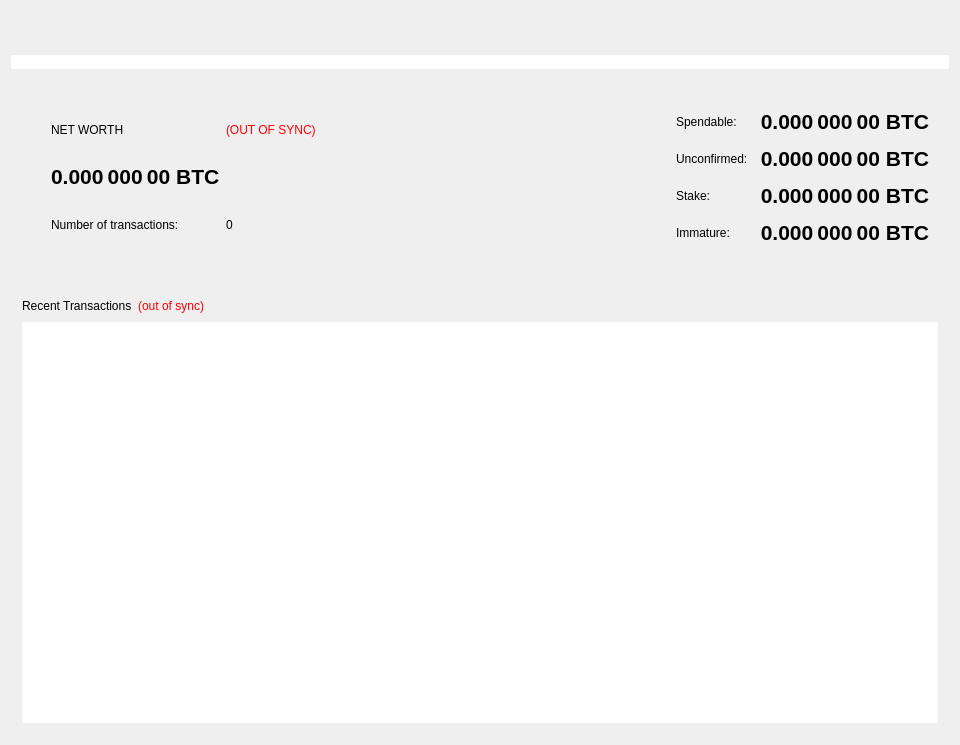
First picture: the form in src/qt/forms/overviewpage.ui, repository barrystyle/vestx, before the edit.
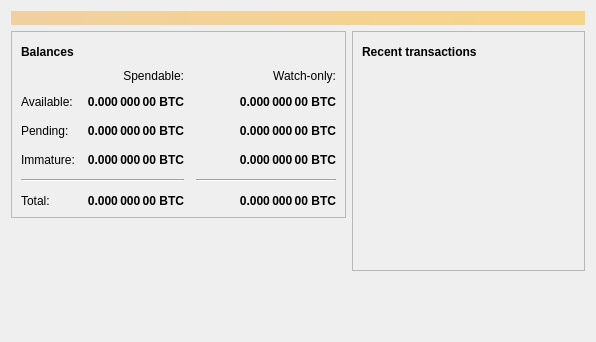
Second picture: the form after the edit. Icons and pictures are not drawn.

What changed in the file:
```diff
--- a/src/qt/forms/overviewpage.ui
+++ b/src/qt/forms/overviewpage.ui
@@ -6,174 +6,96 @@
    <rect>
     <x>0</x>
     <y>0</y>
-    <width>960</width>
-    <height>745</height>
+    <width>596</width>
+    <height>342</height>
    </rect>
   </property>
-  <property name="sizePolicy">
-   <sizepolicy hsizetype="Expanding" vsizetype="Preferred">
-    <horstretch>0</horstretch>
-    <verstretch>0</verstretch>
-   </sizepolicy>
-  </property>
-  <property name="minimumSize">
-   <size>
-    <width>960</width>
-    <height>0</height>
-   </size>
-  </property>
   <property name="windowTitle">
    <string>Form</string>
   </property>
-  <property name="styleSheet">
-   <string notr="true"/>
-  </property>
   <layout class="QVBoxLayout" name="topLayout">
-   <property name="spacing">
-    <number>30</number>
-   </property>
-   <item>
-    <widget class="QLabel" name="label">
-     <property name="text">
-      <string/>
-     </property>
-     <property name="pixmap">
-      <pixmap>:/images/res/images/pages/overview/overview-header.png</pixmap>
-     </property>
-    </widget>
-   </item>
-   <item>
-    <widget class="QWidget" name="OverviewPageContent" native="true">
-     <property name="styleSheet">
-      <string notr="true"/>
-     </property>
-     <layout class="QVBoxLayout" name="verticalLayout_5">
-      <property name="spacing">
-       <number>0</number>
-      </property>
-      <property name="leftMargin">
-       <number>0</number>
-      </property>
-      <property name="topMargin">
-       <number>0</number>
-      </property>
-      <property name="rightMargin">
-       <number>0</number>
-      </property>
-      <property name="bottomMargin">
-       <number>0</number>
-      </property>
       <item>
        <widget class="QLabel" name="labelAlerts">
         <property name="visible">
          <bool>true</bool>
         </property>
         <property name="styleSheet">
-         <string notr="true">background-color:  white;
-color: black;</string>
+      <string notr="true">QLabel { background-color: qlineargradient(x1: 0, y1: 0, x2: 1, y2: 0, stop:0 #F0D0A0, stop:1 #F8D488); color:#000000; }</string>
         </property>
         <property name="wordWrap">
          <bool>true</bool>
         </property>
         <property name="margin">
-         <number>7</number>
+      <number>3</number>
+     </property>
+     <property name="textInteractionFlags">
+      <set>Qt::TextSelectableByMouse</set>
         </property>
        </widget>
       </item>
       <item>
-       <layout class="QVBoxLayout" name="verticalLayout_6" stretch="0">
+    <layout class="QHBoxLayout" name="horizontalLayout" stretch="1,1">
         <item>
          <layout class="QVBoxLayout" name="verticalLayout_2">
           <item>
-           <widget class="QWidget" name="widget" native="true">
-            <layout class="QHBoxLayout" name="horizontalLayout">
-             <property name="leftMargin">
-              <number>20</number>
-             </property>
-             <property name="topMargin">
-              <number>40</number>
-             </property>
-             <property name="rightMargin">
-              <number>20</number>
-             </property>
-             <property name="bottomMargin">
-              <number>40</number>
-             </property>
+        <widget class="QFrame" name="frame">
+         <property name="frameShape">
+          <enum>QFrame::StyledPanel</enum>
+         </property>
+         <property name="frameShadow">
+          <enum>QFrame::Raised</enum>
+         </property>
+         <layout class="QVBoxLayout" name="verticalLayout_4">
              <item>
-              <layout class="QGridLayout" name="gridLayout_2">
-               <property name="leftMargin">
-                <number>20</number>
-               </property>
-               <item row="0" column="1">
-                <widget class="QLabel" name="labelWalletStatus">
-                 <property name="cursor">
-                  <cursorShape>WhatsThisCursor</cursorShape>
-                 </property>
-                 <property name="toolTip">
-                  <string>The displayed information may be out of date. Your wallet automatically synchronizes with the VESTX network after a connection is established, but this process has not completed yet.</string>
-                 </property>
-                 <property name="styleSheet">
-                  <string notr="true">QLabel { color: red; }</string>
-                 </property>
-                 <property name="text">
-                  <string notr="true">(OUT OF SYNC)</string>
-                 </property>
-                 <property name="alignment">
-                  <set>Qt::AlignLeading|Qt::AlignLeft|Qt::AlignVCenter</set>
-                 </property>
-                </widget>
-               </item>
-               <item row="0" column="0">
-                <widget class="QLabel" name="labelTotalText">
-                 <property name="text">
-                  <string>NET WORTH</string>
-                 </property>
-                </widget>
-               </item>
-               <item row="1" column="0">
-                <widget class="QLabel" name="labelTotal">
+           <layout class="QHBoxLayout" name="horizontalLayout_4">
+            <item>
+             <widget class="QLabel" name="label_5">
                  <property name="font">
                   <font>
-                   <pointsize>16</pointsize>
                    <weight>75</weight>
                    <bold>true</bold>
                   </font>
                  </property>
-                 <property name="cursor">
-                  <cursorShape>IBeamCursor</cursorShape>
+              <property name="text">
+               <string>Balances</string>
+              </property>
+             </widget>
+            </item>
+            <item>
+             <widget class="QPushButton" name="labelWalletStatus">
+              <property name="enabled">
+               <bool>true</bool>
+              </property>
+              <property name="maximumSize">
+               <size>
+                <width>30</width>
+                <height>16777215</height>
+               </size>
                  </property>
                  <property name="toolTip">
                   <string>Your current total balance</string>
                  </property>
                  <property name="text">
-                  <string notr="true">0.000 000 00 BTC</string>
-                 </property>
-                 <property name="alignment">
-                  <set>Qt::AlignLeading|Qt::AlignLeft|Qt::AlignVCenter</set>
-                 </property>
-                 <property name="textInteractionFlags">
-                  <set>Qt::TextSelectableByKeyboard|Qt::TextSelectableByMouse</set>
-                 </property>
-                </widget>
-               </item>
-               <item row="2" column="0">
-                <widget class="QLabel" name="labelNumberOfTransactionsText">
-                 <property name="text">
-                  <string>Number of transactions:</string>
-                 </property>
-                </widget>
-               </item>
-               <item row="2" column="1">
-                <widget class="QLabel" name="labelNumberOfTransactions">
-                 <property name="text">
-                  <string>0</string>
-                 </property>
-                </widget>
-               </item>
-              </layout>
+               <string/>
+              </property>
+              <property name="icon">
+               <iconset resource="../bitcoin.qrc">
+                <normaloff>:/icons/warning</normaloff>
+                <disabledoff>:/icons/warning</disabledoff>:/icons/warning</iconset>
+              </property>
+              <property name="iconSize">
+               <size>
+                <width>24</width>
+                <height>24</height>
+               </size>
+              </property>
+              <property name="flat">
+               <bool>true</bool>
+              </property>
+             </widget>
              </item>
              <item>
-              <spacer name="horizontalSpacer_2">
+             <spacer name="horizontalSpacer_3">
                <property name="orientation">
                 <enum>Qt::Horizontal</enum>
                </property>
@@ -185,33 +107,237 @@
                </property>
               </spacer>
              </item>
+           </layout>
+          </item>
              <item>
-              <layout class="QGridLayout" name="gridLayout" rowstretch="0,0,0,0" columnstretch="0,0,0">
+           <layout class="QGridLayout" name="gridLayout">
                <property name="spacing">
                 <number>12</number>
                </property>
+            <item row="2" column="2">
+             <widget class="QLabel" name="labelWatchPending">
+              <property name="font">
+               <font>
+                <weight>75</weight>
+                <bold>true</bold>
+               </font>
+              </property>
+              <property name="cursor">
+               <cursorShape>IBeamCursor</cursorShape>
+              </property>
+              <property name="toolTip">
+               <string>Unconfirmed transactions to watch-only addresses</string>
+              </property>
+              <property name="text">
+               <string notr="true">0.000 000 00 BTC</string>
+              </property>
+              <property name="alignment">
+               <set>Qt::AlignRight|Qt::AlignTrailing|Qt::AlignVCenter</set>
+              </property>
+              <property name="textInteractionFlags">
+               <set>Qt::LinksAccessibleByMouse|Qt::TextSelectableByKeyboard|Qt::TextSelectableByMouse</set>
+              </property>
+             </widget>
+            </item>
+            <item row="2" column="1">
+             <widget class="QLabel" name="labelUnconfirmed">
+              <property name="font">
+               <font>
+                <weight>75</weight>
+                <bold>true</bold>
+               </font>
+              </property>
+              <property name="cursor">
+               <cursorShape>IBeamCursor</cursorShape>
+              </property>
+              <property name="toolTip">
+               <string>Total of transactions that have yet to be confirmed, and do not yet count toward the spendable balance</string>
+              </property>
+              <property name="text">
+               <string notr="true">0.000 000 00 BTC</string>
+              </property>
+              <property name="alignment">
+               <set>Qt::AlignRight|Qt::AlignTrailing|Qt::AlignVCenter</set>
+              </property>
+              <property name="textInteractionFlags">
+               <set>Qt::LinksAccessibleByMouse|Qt::TextSelectableByKeyboard|Qt::TextSelectableByMouse</set>
+              </property>
+             </widget>
+            </item>
+            <item row="3" column="2">
+             <widget class="QLabel" name="labelWatchImmature">
+              <property name="font">
+               <font>
+                <weight>75</weight>
+                <bold>true</bold>
+               </font>
+              </property>
+              <property name="cursor">
+               <cursorShape>IBeamCursor</cursorShape>
+              </property>
+              <property name="toolTip">
+               <string>Mined balance in watch-only addresses that has not yet matured</string>
+              </property>
+              <property name="text">
+               <string notr="true">0.000 000 00 BTC</string>
+              </property>
+              <property name="alignment">
+               <set>Qt::AlignRight|Qt::AlignTrailing|Qt::AlignVCenter</set>
+              </property>
+              <property name="textInteractionFlags">
+               <set>Qt::LinksAccessibleByMouse|Qt::TextSelectableByKeyboard|Qt::TextSelectableByMouse</set>
+              </property>
+             </widget>
+            </item>
+            <item row="4" column="0" colspan="2">
+             <widget class="Line" name="line">
+              <property name="orientation">
+               <enum>Qt::Horizontal</enum>
+              </property>
+             </widget>
+            </item>
+            <item row="4" column="2">
+             <widget class="Line" name="lineWatchBalance">
+              <property name="sizePolicy">
+               <sizepolicy hsizetype="Preferred" vsizetype="Fixed">
+                <horstretch>0</horstretch>
+                <verstretch>0</verstretch>
+               </sizepolicy>
+              </property>
+              <property name="minimumSize">
+               <size>
+                <width>140</width>
+                <height>0</height>
+               </size>
+              </property>
+              <property name="orientation">
+               <enum>Qt::Horizontal</enum>
+              </property>
+             </widget>
+            </item>
+            <item row="5" column="0">
+             <widget class="QLabel" name="labelTotalText">
+              <property name="text">
+               <string>Total:</string>
+              </property>
+             </widget>
+            </item>
                <item row="3" column="1">
+             <widget class="QLabel" name="labelImmature">
+              <property name="font">
+               <font>
+                <weight>75</weight>
+                <bold>true</bold>
+               </font>
+              </property>
+              <property name="cursor">
+               <cursorShape>IBeamCursor</cursorShape>
+              </property>
+              <property name="toolTip">
+               <string>Mined balance that has not yet matured</string>
+              </property>
+              <property name="text">
+               <string notr="true">0.000 000 00 BTC</string>
+              </property>
+              <property name="alignment">
+               <set>Qt::AlignRight|Qt::AlignTrailing|Qt::AlignVCenter</set>
+              </property>
+              <property name="textInteractionFlags">
+               <set>Qt::LinksAccessibleByMouse|Qt::TextSelectableByKeyboard|Qt::TextSelectableByMouse</set>
+              </property>
+             </widget>
+            </item>
+            <item row="2" column="3">
+             <spacer name="horizontalSpacer_2">
+              <property name="orientation">
+               <enum>Qt::Horizontal</enum>
+              </property>
+              <property name="sizeHint" stdset="0">
+               <size>
+                <width>40</width>
+                <height>20</height>
+               </size>
+              </property>
+             </spacer>
+            </item>
+            <item row="3" column="0">
                 <widget class="QLabel" name="labelImmatureText">
                  <property name="text">
                   <string>Immature:</string>
                  </property>
                 </widget>
                </item>
-               <item row="0" column="1">
-                <widget class="QLabel" name="labelSpendable">
+            <item row="5" column="1">
+             <widget class="QLabel" name="labelTotal">
+              <property name="font">
+               <font>
+                <weight>75</weight>
+                <bold>true</bold>
+               </font>
+              </property>
+              <property name="cursor">
+               <cursorShape>IBeamCursor</cursorShape>
+              </property>
+              <property name="toolTip">
+               <string>Your current total balance</string>
+              </property>
                  <property name="text">
-                  <string>Spendable:</string>
+               <string notr="true">0.000 000 00 BTC</string>
                  </property>
                  <property name="alignment">
-                  <set>Qt::AlignLeading|Qt::AlignLeft|Qt::AlignVCenter</set>
+               <set>Qt::AlignRight|Qt::AlignTrailing|Qt::AlignVCenter</set>
+              </property>
+              <property name="textInteractionFlags">
+               <set>Qt::LinksAccessibleByMouse|Qt::TextSelectableByKeyboard|Qt::TextSelectableByMouse</set>
+              </property>
+             </widget>
+            </item>
+            <item row="5" column="2">
+             <widget class="QLabel" name="labelWatchTotal">
+              <property name="font">
+               <font>
+                <weight>75</weight>
+                <bold>true</bold>
+               </font>
+              </property>
+              <property name="cursor">
+               <cursorShape>IBeamCursor</cursorShape>
+              </property>
+              <property name="toolTip">
+               <string>Current total balance in watch-only addresses</string>
+              </property>
+              <property name="text">
+               <string notr="true">0.000 000 00 BTC</string>
+              </property>
+              <property name="alignment">
+               <set>Qt::AlignRight|Qt::AlignTrailing|Qt::AlignVCenter</set>
+              </property>
+              <property name="textInteractionFlags">
+               <set>Qt::LinksAccessibleByMouse|Qt::TextSelectableByKeyboard|Qt::TextSelectableByMouse</set>
                  </property>
                 </widget>
                </item>
                <item row="0" column="2">
+             <widget class="QLabel" name="labelWatchonly">
+              <property name="text">
+               <string>Watch-only:</string>
+              </property>
+              <property name="alignment">
+               <set>Qt::AlignRight|Qt::AlignTrailing|Qt::AlignVCenter</set>
+              </property>
+             </widget>
+            </item>
+            <item row="1" column="0">
+             <widget class="QLabel" name="labelBalanceText">
+              <property name="text">
+               <string>Available:</string>
+              </property>
+             </widget>
+            </item>
+            <item row="1" column="1">
                 <widget class="QLabel" name="labelBalance">
                  <property name="font">
                   <font>
-                   <pointsize>16</pointsize>
                    <weight>75</weight>
                    <bold>true</bold>
                   </font>
@@ -233,44 +359,10 @@
                  </property>
                 </widget>
                </item>
-               <item row="3" column="2">
-                <widget class="QLabel" name="labelImmature">
-                 <property name="font">
-                  <font>
-                   <pointsize>16</pointsize>
-                   <weight>75</weight>
-                   <bold>true</bold>
-                  </font>
-                 </property>
-                 <property name="cursor">
-                  <cursorShape>IBeamCursor</cursorShape>
-                 </property>
-                 <property name="toolTip">
-                  <string>Staked or masternode rewards that has not yet matured</string>
-                 </property>
-                 <property name="text">
-                  <string notr="true">0.000 000 00 BTC</string>
-                 </property>
-                 <property name="alignment">
-                  <set>Qt::AlignRight|Qt::AlignTrailing|Qt::AlignVCenter</set>
-                 </property>
-                 <property name="textInteractionFlags">
-                  <set>Qt::LinksAccessibleByMouse|Qt::TextSelectableByKeyboard|Qt::TextSelectableByMouse</set>
-                 </property>
-                </widget>
-               </item>
-               <item row="2" column="1">
-                <widget class="QLabel" name="labelStakeText">
-                 <property name="text">
-                  <string>Stake:</string>
-                 </property>
-                </widget>
-               </item>
                <item row="1" column="2">
-                <widget class="QLabel" name="labelUnconfirmed">
+             <widget class="QLabel" name="labelWatchAvailable">
                  <property name="font">
                   <font>
-                   <pointsize>16</pointsize>
                    <weight>75</weight>
                    <bold>true</bold>
                   </font>
@@ -292,114 +384,99 @@
                  </property>
                 </widget>
                </item>
-               <item row="2" column="2">
-                <widget class="QLabel" name="labelStake">
-                 <property name="font">
-                  <font>
-                   <pointsize>16</pointsize>
-                   <weight>75</weight>
-                   <bold>true</bold>
-                  </font>
-                 </property>
-                 <property name="cursor">
-                  <cursorShape>IBeamCursor</cursorShape>
-                 </property>
-                 <property name="toolTip">
-                  <string>Total of transactions that have yet to be confirmed, and do not yet count toward the spendable balance</string>
-                 </property>
-                 <property name="text">
-                  <string notr="true">0.000 000 00 BTC</string>
-                 </property>
-                 <property name="alignment">
-                  <set>Qt::AlignRight|Qt::AlignTrailing|Qt::AlignVCenter</set>
-                 </property>
-                 <property name="textInteractionFlags">
-                  <set>Qt::LinksAccessibleByMouse|Qt::TextSelectableByKeyboard|Qt::TextSelectableByMouse</set>
-                 </property>
-                </widget>
-               </item>
-               <item row="1" column="1">
+            <item row="2" column="0">
                 <widget class="QLabel" name="labelPendingText">
                  <property name="text">
-                  <string>Unconfirmed:</string>
+               <string>Pending:</string>
                  </property>
                 </widget>
                </item>
+            <item row="0" column="1">
+             <widget class="QLabel" name="labelSpendable">
+              <property name="text">
+               <string>Spendable:</string>
+              </property>
+              <property name="alignment">
+               <set>Qt::AlignRight|Qt::AlignTrailing|Qt::AlignVCenter</set>
+              </property>
+             </widget>
+            </item>
               </layout>
              </item>
             </layout>
            </widget>
           </item>
-         </layout>
+       <item>
+        <spacer name="verticalSpacer">
+         <property name="orientation">
+          <enum>Qt::Vertical</enum>
+         </property>
+         <property name="sizeHint" stdset="0">
+          <size>
+           <width>20</width>
+           <height>40</height>
+          </size>
+         </property>
+        </spacer>
         </item>
        </layout>
       </item>
       <item>
        <layout class="QVBoxLayout" name="verticalLayout_3">
-        <property name="leftMargin">
-         <number>2</number>
-        </property>
-        <property name="topMargin">
-         <number>2</number>
-        </property>
-        <property name="rightMargin">
-         <number>2</number>
-        </property>
-        <property name="bottomMargin">
-         <number>2</number>
-        </property>
         <item>
          <widget class="QFrame" name="frame_2">
           <property name="frameShape">
-           <enum>QFrame::NoFrame</enum>
+          <enum>QFrame::StyledPanel</enum>
           </property>
           <property name="frameShadow">
-           <enum>QFrame::Sunken</enum>
+          <enum>QFrame::Raised</enum>
           </property>
           <layout class="QVBoxLayout" name="verticalLayout">
-           <property name="leftMargin">
-            <number>9</number>
-           </property>
-           <property name="topMargin">
-            <number>9</number>
-           </property>
-           <property name="rightMargin">
-            <number>9</number>
-           </property>
-           <property name="bottomMargin">
-            <number>9</number>
-           </property>
            <item>
             <layout class="QHBoxLayout" name="horizontalLayout_2">
              <item>
               <widget class="QLabel" name="label_4">
                <property name="font">
                 <font>
-                 <weight>50</weight>
-                 <bold>false</bold>
+                <weight>75</weight>
+                <bold>true</bold>
                 </font>
                </property>
                <property name="text">
-                <string>Recent Transactions</string>
+               <string>Recent transactions</string>
                </property>
               </widget>
              </item>
              <item>
-              <widget class="QLabel" name="labelTransactionsStatus">
-               <property name="cursor">
-                <cursorShape>WhatsThisCursor</cursorShape>
+             <widget class="QPushButton" name="labelTransactionsStatus">
+              <property name="enabled">
+               <bool>true</bool>
+              </property>
+              <property name="maximumSize">
+               <size>
+                <width>30</width>
+                <height>16777215</height>
+               </size>
                </property>
                <property name="toolTip">
                 <string>The displayed information may be out of date. Your wallet automatically synchronizes with the VESTX network after a connection is established, but this process has not completed yet.</string>
                </property>
-               <property name="styleSheet">
-                <string notr="true">QLabel { color: red; }</string>
-               </property>
                <property name="text">
-                <string notr="true">(out of sync)</string>
-               </property>
-               <property name="alignment">
-                <set>Qt::AlignRight|Qt::AlignTrailing|Qt::AlignVCenter</set>
+               <string/>
+              </property>
+              <property name="icon">
+               <iconset resource="../bitcoin.qrc">
+                <normaloff>:/icons/warning</normaloff>
+                <disabledoff>:/icons/warning</disabledoff>:/icons/warning</iconset>
+              </property>
+              <property name="iconSize">
+               <size>
+                <width>24</width>
+                <height>24</height>
+               </size>
+              </property>
+              <property name="flat">
+               <bool>true</bool>
                </property>
               </widget>
              </item>
@@ -420,6 +497,9 @@
            </item>
            <item>
             <widget class="QListView" name="listTransactions">
+            <property name="styleSheet">
+             <string notr="true">QListView { background: transparent; }</string>
+            </property>
              <property name="frameShape">
               <enum>QFrame::NoFrame</enum>
              </property>
@@ -437,10 +517,22 @@
           </layout>
          </widget>
         </item>
+       <item>
+        <spacer name="verticalSpacer_2">
+         <property name="orientation">
+          <enum>Qt::Vertical</enum>
+         </property>
+         <property name="sizeHint" stdset="0">
+          <size>
+           <width>20</width>
+           <height>40</height>
+          </size>
+         </property>
+        </spacer>
+       </item>
        </layout>
       </item>
      </layout>
-    </widget>
    </item>
   </layout>
  </widget>
```
Left out of the diff: 6 changed lines with no effect on the pictures. Lines whose indentation alone changed are shown as unchanged.
